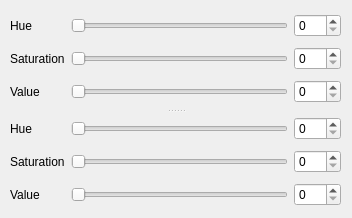
ChristopherBaylis/wristAngle_camSense_GUI, file HSV_Selector.ui: the form before one commit.
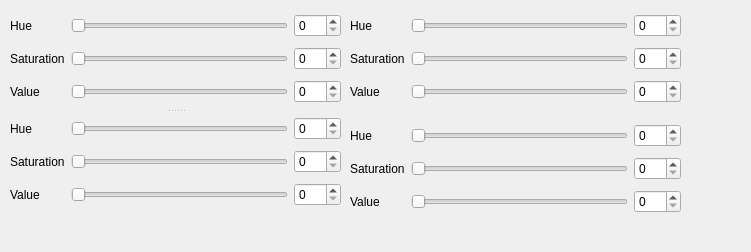
The form after the commit.

```diff
--- a/HSV_Selector.ui
+++ b/HSV_Selector.ui
@@ -6,8 +6,8 @@
    <rect>
     <x>0</x>
     <y>0</y>
-    <width>352</width>
-    <height>218</height>
+    <width>751</width>
+    <height>252</height>
    </rect>
   </property>
   <property name="windowTitle">
@@ -178,6 +178,174 @@
     </layout>
    </widget>
   </widget>
+  <widget class="QWidget" name="layoutWidget_3">
+   <property name="geometry">
+    <rect>
+     <x>350</x>
+     <y>10</y>
+     <width>331</width>
+     <height>98</height>
+    </rect>
+   </property>
+   <layout class="QGridLayout" name="gridLayout_MinValues_2">
+    <item row="1" column="1">
+     <widget class="QSlider" name="horizontalSlider_Saturation_min_2">
+      <property name="maximum">
+       <number>255</number>
+      </property>
+      <property name="orientation">
+       <enum>Qt::Horizontal</enum>
+      </property>
+     </widget>
+    </item>
+    <item row="0" column="0">
+     <widget class="QLabel" name="label_hue_min_2">
+      <property name="text">
+       <string>Hue</string>
+      </property>
+     </widget>
+    </item>
+    <item row="1" column="0">
+     <widget class="QLabel" name="label_Saturation_min_2">
+      <property name="text">
+       <string>Saturation</string>
+      </property>
+     </widget>
+    </item>
+    <item row="1" column="2">
+     <widget class="QSpinBox" name="spinBox_Saturation_min_2">
+      <property name="maximum">
+       <number>255</number>
+      </property>
+     </widget>
+    </item>
+    <item row="0" column="1">
+     <widget class="QSlider" name="horizontalSlider_Hue_min_2">
+      <property name="maximum">
+       <number>179</number>
+      </property>
+      <property name="orientation">
+       <enum>Qt::Horizontal</enum>
+      </property>
+     </widget>
+    </item>
+    <item row="0" column="2">
+     <widget class="QSpinBox" name="spinBox_Hue_min_2">
+      <property name="maximum">
+       <number>179</number>
+      </property>
+     </widget>
+    </item>
+    <item row="2" column="2">
+     <widget class="QSpinBox" name="spinBox_Value_min_2">
+      <property name="maximum">
+       <number>255</number>
+      </property>
+     </widget>
+    </item>
+    <item row="2" column="1">
+     <widget class="QSlider" name="horizontalSlider_Value_min_2">
+      <property name="maximum">
+       <number>255</number>
+      </property>
+      <property name="orientation">
+       <enum>Qt::Horizontal</enum>
+      </property>
+     </widget>
+    </item>
+    <item row="2" column="0">
+     <widget class="QLabel" name="label_Value_min_2">
+      <property name="text">
+       <string>Value</string>
+      </property>
+     </widget>
+    </item>
+   </layout>
+  </widget>
+  <widget class="QWidget" name="layoutWidget_4">
+   <property name="geometry">
+    <rect>
+     <x>350</x>
+     <y>120</y>
+     <width>331</width>
+     <height>98</height>
+    </rect>
+   </property>
+   <layout class="QGridLayout" name="gridLayout_MaxValues_2">
+    <item row="1" column="1">
+     <widget class="QSlider" name="horizontalSlider_Saturation_max_2">
+      <property name="maximum">
+       <number>255</number>
+      </property>
+      <property name="orientation">
+       <enum>Qt::Horizontal</enum>
+      </property>
+     </widget>
+    </item>
+    <item row="0" column="0">
+     <widget class="QLabel" name="label_Hue_max_2">
+      <property name="text">
+       <string>Hue</string>
+      </property>
+     </widget>
+    </item>
+    <item row="1" column="0">
+     <widget class="QLabel" name="label_Saturation__max_2">
+      <property name="text">
+       <string>Saturation</string>
+      </property>
+     </widget>
+    </item>
+    <item row="1" column="2">
+     <widget class="QSpinBox" name="spinBox_Saturation_max_2">
+      <property name="maximum">
+       <number>255</number>
+      </property>
+     </widget>
+    </item>
+    <item row="0" column="1">
+     <widget class="QSlider" name="horizontalSlider_Hue_max_2">
+      <property name="maximum">
+       <number>179</number>
+      </property>
+      <property name="orientation">
+       <enum>Qt::Horizontal</enum>
+      </property>
+     </widget>
+    </item>
+    <item row="0" column="2">
+     <widget class="QSpinBox" name="spinBox_Hue_max_2">
+      <property name="maximum">
+       <number>179</number>
+      </property>
+     </widget>
+    </item>
+    <item row="2" column="2">
+     <widget class="QSpinBox" name="spinBox_Value_max_2">
+      <property name="maximum">
+       <number>255</number>
+      </property>
+     </widget>
+    </item>
+    <item row="2" column="1">
+     <widget class="QSlider" name="horizontalSlider_Value_max_2">
+      <property name="maximum">
+       <number>255</number>
+      </property>
+      <property name="orientation">
+       <enum>Qt::Horizontal</enum>
+      </property>
+     </widget>
+    </item>
+    <item row="2" column="0">
+     <widget class="QLabel" name="label_Value_max_2">
+      <property name="text">
+       <string>Value</string>
+      </property>
+     </widget>
+    </item>
+   </layout>
+  </widget>
  </widget>
  <resources/>
  <connections>
```
